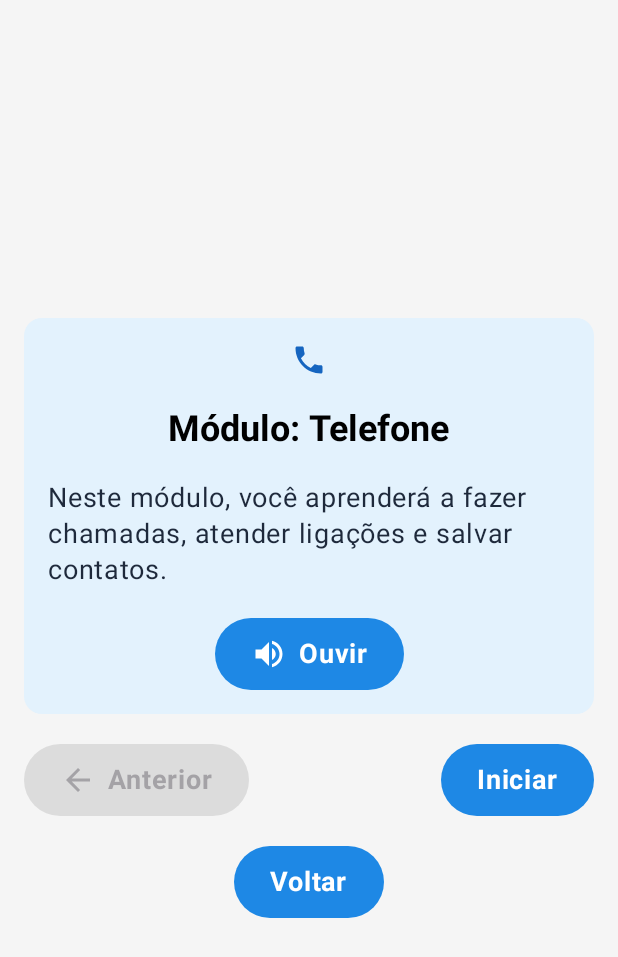
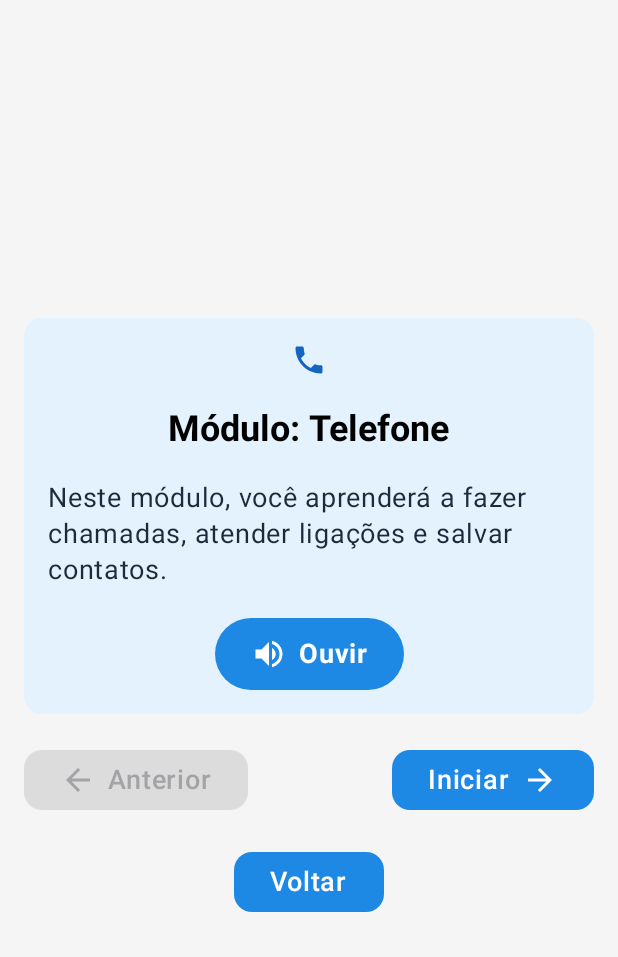
Before and after one commit to LuanBSPinheiro/AlfaSenior, an Android app built with Jetpack Compose: the PhoneScreen screen opened through its navigation route, on a phone screen of 412 x 824 dp. Shown: the top 957 px of the screen. Run offline under Robolectric (Android 15) with nearby library versions, the phone set to English and light mode, and no system bars.

Commit message:
UI: Altera o visual e a animação dos botões.

```diff
--- a/app/src/main/java/com/triplealfa/alfasenior/ui/screens/HomeScreen.kt
+++ b/app/src/main/java/com/triplealfa/alfasenior/ui/screens/HomeScreen.kt
@@ -4,20 +4,15 @@ import android.content.Context
 import androidx.compose.foundation.layout.Arrangement
 import androidx.compose.foundation.layout.Column
 import androidx.compose.foundation.layout.Row
-import androidx.compose.foundation.layout.Spacer
 import androidx.compose.foundation.layout.fillMaxSize
 import androidx.compose.foundation.layout.fillMaxWidth
-import androidx.compose.foundation.layout.height
 import androidx.compose.foundation.layout.padding
-import androidx.compose.foundation.layout.width
 import androidx.compose.material.icons.Icons
 import androidx.compose.material.icons.automirrored.filled.Message
 import androidx.compose.material.icons.automirrored.outlined.Help
 import androidx.compose.material.icons.filled.Phone
 import androidx.compose.material.icons.filled.Public
 import androidx.compose.material.icons.filled.Shield
-import androidx.compose.material3.Button
-import androidx.compose.material3.Icon
 import androidx.compose.material3.MaterialTheme
 import androidx.compose.material3.Switch
 import androidx.compose.material3.Text
@@ -32,6 +27,7 @@ import androidx.navigation.NavController
 import androidx.navigation.compose.rememberNavController
 import com.triplealfa.alfasenior.R
 import com.triplealfa.alfasenior.ui.constants.Dimens
+import com.triplealfa.alfasenior.ui.theme.AnimatedButton
 import com.triplealfa.alfasenior.ui.theme.getHighContrast
 import com.triplealfa.alfasenior.ui.theme.setHighContrast
 
@@ -70,49 +66,37 @@ fun HomeScreen(navController: NavController, context: Context, onThemeChange: (B
             )
         }
 
-        ButtonWithIcon(
+        AnimatedButton(
             text = stringResource(R.string.learn_whatsapp),
             icon = Icons.AutoMirrored.Filled.Message,
-            onClick = { navController.navigate("module/whatsapp") }
+            onClick = { navController.navigate("module/whatsapp") },
+            modifier = Modifier.fillMaxWidth()
         )
-        ButtonWithIcon(
+
+        AnimatedButton(
             text = stringResource(R.string.learn_phone),
             icon = Icons.Filled.Phone,
-            onClick = { navController.navigate("module/phone") }
+            onClick = { navController.navigate("module/phone") },
+            modifier = Modifier.fillMaxWidth()
         )
-        ButtonWithIcon(
+        AnimatedButton(
             text = stringResource(R.string.learn_internet),
             icon = Icons.Filled.Public,
-            onClick = { navController.navigate("module/internet") }
+            onClick = { navController.navigate("module/internet") },
+            modifier = Modifier.fillMaxWidth()
         )
-        ButtonWithIcon(
+        AnimatedButton(
             text = stringResource(R.string.learn_safety),
             icon = Icons.Filled.Shield,
-            onClick = { navController.navigate("module/safety") }
+            onClick = { navController.navigate("module/safety") },
+            modifier = Modifier.fillMaxWidth()
         )
-        ButtonWithIcon(
+        AnimatedButton(
             text = stringResource(R.string.about),
             icon = Icons.AutoMirrored.Outlined.Help,
-            onClick = { navController.navigate("about") }
+            onClick = { navController.navigate("about") },
+            modifier = Modifier.fillMaxWidth()
         )
-    }
-}
-
-@Composable
-fun ButtonWithIcon(
-    text: String,
-    icon: androidx.compose.ui.graphics.vector.ImageVector,
-    onClick: () -> Unit
-) {
-    Button(
-        onClick = onClick,
-        modifier = Modifier
-            .fillMaxWidth()
-            .height(Dimens.ButtonHeight)
-    ) {
-        Icon(imageVector = icon, contentDescription = text)
-        Spacer(modifier = Modifier.width(Dimens.SpacerWidth))
-        Text(text = text, fontSize = Dimens.ButtonFontSize, fontWeight = FontWeight.Medium)
     }
 }
 
--- a/app/src/main/java/com/triplealfa/alfasenior/ui/screens/PhoneScreen.kt
+++ b/app/src/main/java/com/triplealfa/alfasenior/ui/screens/PhoneScreen.kt
@@ -13,6 +13,7 @@ import androidx.compose.foundation.layout.width
 import androidx.compose.foundation.shape.RoundedCornerShape
 import androidx.compose.material.icons.Icons
 import androidx.compose.material.icons.automirrored.filled.ArrowBack
+import androidx.compose.material.icons.automirrored.filled.ArrowForward
 import androidx.compose.material.icons.automirrored.filled.VolumeUp
 import androidx.compose.material.icons.filled.Phone
 import androidx.compose.material3.Button
@@ -36,6 +37,7 @@ import androidx.navigation.NavController
 import androidx.navigation.compose.rememberNavController
 import com.triplealfa.alfasenior.R
 import com.triplealfa.alfasenior.ui.constants.Dimens
+import com.triplealfa.alfasenior.ui.theme.AnimatedButton
 import com.triplealfa.alfasenior.utils.TextToSpeechManager
 
 @Composable
@@ -114,45 +116,26 @@ fun PhoneScreen(navController: NavController, context: Context) {
             modifier = Modifier.fillMaxWidth(),
             horizontalArrangement = Arrangement.SpaceBetween
         ) {
-            Button(
-                modifier = Modifier.height(Dimens.ButtonHeight),
+            AnimatedButton(
+                text = stringResource(R.string.previous),
+                icon = Icons.AutoMirrored.Filled.ArrowBack,
                 onClick = { ttsManager.stop(); if (step > -1) step-- },
                 enabled = step > -1
-            ) {
-                Icon(
-                    imageVector = Icons.AutoMirrored.Filled.ArrowBack,
-                    contentDescription = stringResource(R.string.previous)
-                )
-                Spacer(modifier = Modifier.width(Dimens.SpacerWidth))
-                Text(
-                    text = stringResource(id = R.string.previous),
-                    fontSize = Dimens.ButtonFontSize,
-                    fontWeight = FontWeight.Bold
-                )
-            }
+            )
 
-            Button(
-                modifier = Modifier.height(Dimens.ButtonHeight),
+            AnimatedButton(
+                text = if (step == -1) stringResource(id = R.string.start) else stringResource(id = R.string.next),
+                icon = Icons.AutoMirrored.Filled.ArrowForward,
                 onClick = { ttsManager.stop(); if (step < steps.size - 1) step++ },
-                enabled = step < steps.size - 1
-            ) {
-                Text(
-                    if (step == -1) stringResource(id = R.string.start) else stringResource(id = R.string.next),
-                    fontSize = Dimens.ButtonFontSize,
-                    fontWeight = FontWeight.Bold
-                )
-            }
+                iconAtEnd = true,
+                enabled = step < steps.size - 1,
+            )
         }
         Spacer(modifier = Modifier.height(Dimens.SpacerHeight))
-        Button(
-            modifier = Modifier.height(Dimens.ButtonHeight),
-            onClick = { ttsManager.stop(); navController.popBackStack() }) {
-            Text(
-                text = stringResource(id = R.string.back),
-                fontSize = Dimens.ButtonFontSize,
-                fontWeight = FontWeight.Bold
-            )
-        }
+        AnimatedButton(
+            text = stringResource(R.string.back),
+            onClick = { ttsManager.stop(); navController.popBackStack() }
+        )
     }
 }
 
--- a/app/src/main/java/com/triplealfa/alfasenior/ui/theme/Theme.kt
+++ b/app/src/main/java/com/triplealfa/alfasenior/ui/theme/Theme.kt
@@ -1,19 +1,38 @@
 package com.triplealfa.alfasenior.ui.theme
 
 import android.content.Context
+import androidx.compose.foundation.interaction.MutableInteractionSource
+import androidx.compose.foundation.layout.Spacer
+import androidx.compose.foundation.layout.width
+import androidx.compose.foundation.shape.RoundedCornerShape
+import androidx.compose.material3.Button
+import androidx.compose.material3.ButtonDefaults
+import androidx.compose.material3.Icon
 import androidx.compose.material3.MaterialTheme
+import androidx.compose.material3.Text
 import androidx.compose.material3.Typography
 import androidx.compose.material3.darkColorScheme
 import androidx.compose.material3.lightColorScheme
 import androidx.compose.runtime.Composable
+import androidx.compose.runtime.LaunchedEffect
+import androidx.compose.runtime.getValue
+import androidx.compose.runtime.mutableStateOf
+import androidx.compose.runtime.remember
+import androidx.compose.runtime.setValue
+import androidx.compose.ui.Modifier
+import androidx.compose.ui.composed
+import androidx.compose.ui.draw.scale
 import androidx.compose.ui.graphics.Color
+import androidx.compose.ui.graphics.vector.ImageVector
 import androidx.compose.ui.text.TextStyle
 import androidx.compose.ui.text.font.FontFamily
 import androidx.compose.ui.text.font.FontWeight
+import androidx.compose.ui.unit.dp
 import androidx.datastore.preferences.core.booleanPreferencesKey
 import androidx.datastore.preferences.core.edit
 import androidx.datastore.preferences.preferencesDataStore
 import com.triplealfa.alfasenior.ui.constants.Dimens
+import kotlinx.coroutines.delay
 import kotlinx.coroutines.flow.Flow
 import kotlinx.coroutines.flow.map
 import kotlinx.coroutines.runBlocking
@@ -70,6 +89,54 @@ fun setHighContrast(context: Context, isEnabled: Boolean) {
 }
 
 @Composable
+fun AnimatedButton(
+    text: String,
+    icon: ImageVector? = null,
+    onClick: () -> Unit,
+    modifier: Modifier = Modifier,
+    enabled: Boolean = true,
+    iconAtEnd: Boolean = false
+) {
+    var isPressed by remember { mutableStateOf(false) }
+
+    Button(
+        onClick = {
+            isPressed = true
+            onClick()
+        },
+        modifier = modifier
+            .scale(if (isPressed) 0.95f else 1f)
+            .animatedPressEffect(),
+        shape = RoundedCornerShape(12.dp),
+        colors = ButtonDefaults.buttonColors(),
+        enabled = enabled
+    ) {
+        if (!iconAtEnd && icon != null) {
+            Icon(imageVector = icon, contentDescription = text)
+            Spacer(modifier = Modifier.width(Dimens.SpacerWidth))
+        }
+        Text(text = text, fontSize = Dimens.ButtonFontSize)
+        if (iconAtEnd && icon != null) {
+            Spacer(modifier = Modifier.width(Dimens.SpacerWidth))
+            Icon(imageVector = icon, contentDescription = text)
+        }
+    }
+}
+
+fun Modifier.animatedPressEffect(): Modifier = composed {
+    var isPressed by remember { mutableStateOf(false) }
+
+    LaunchedEffect(isPressed) {
+        if (isPressed) {
+            delay(100)
+            isPressed = false
+        }
+    }
+
+    this.scale(if (isPressed) 0.95f else 1f)
+}
+
+@Composable
 fun AlfaSeniorTheme(highContrast: Boolean, content: @Composable () -> Unit) {
     val colorScheme = if (highContrast) {
         darkColorScheme(
```
Also changed, not shown: app/src/main/java/com/triplealfa/alfasenior/ui/screens/InternetScreen.kt (+16 -33 lines), app/src/main/java/com/triplealfa/alfasenior/ui/screens/SafetyScreen.kt (+16 -33 lines), app/src/main/java/com/triplealfa/alfasenior/ui/screens/WhatsAppScreen.kt (+16 -33 lines).
